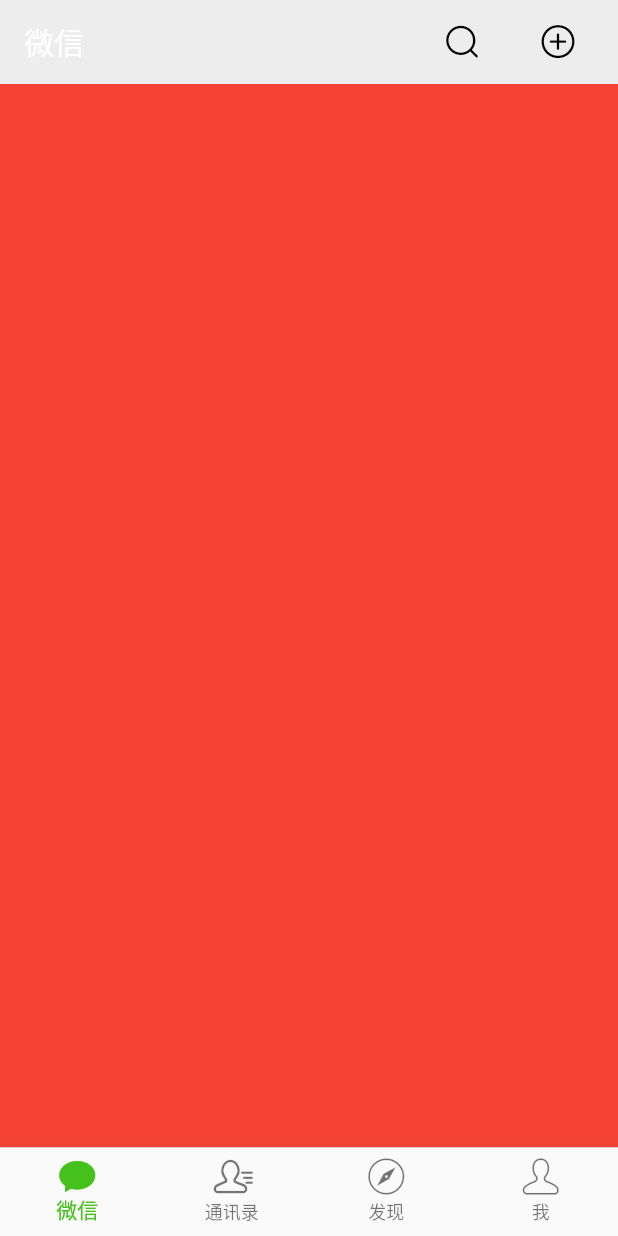
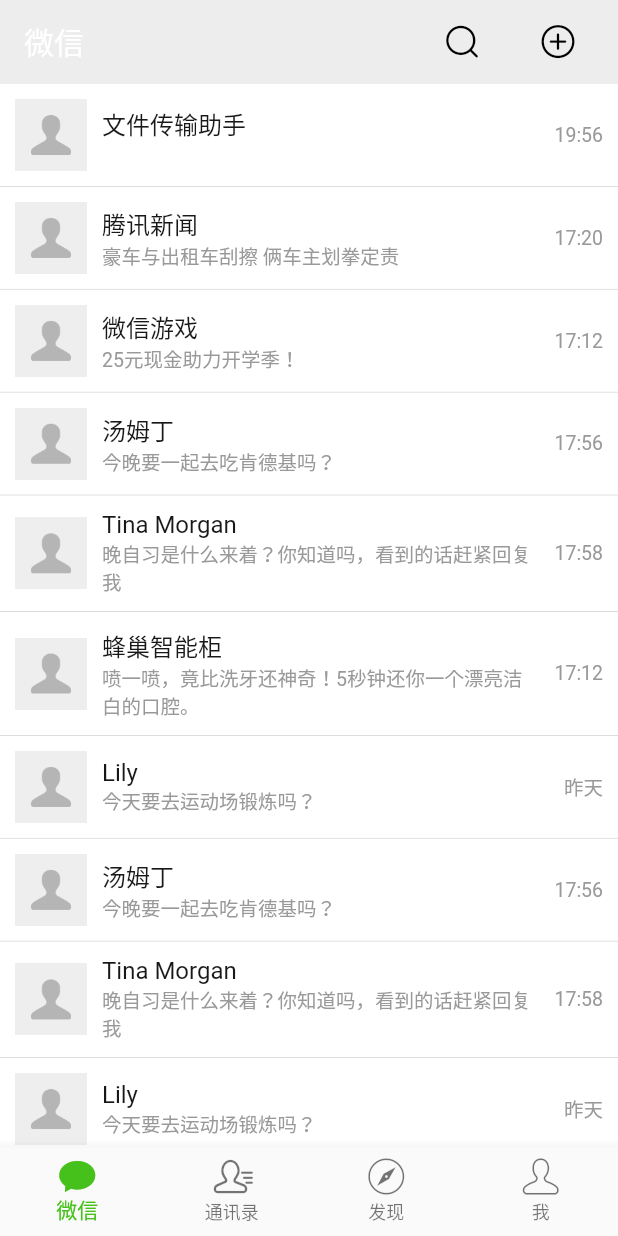
Before and after one commit to gang89liu/wechat, a Flutter app: the screen it shows after launch, on a phone screen of 412 x 824 dp. Run offline on Flutter 3.47's test engine with Material 2 defaults, Android fonts, the phone set to English and light mode, and no system bars.

Commit message:
列表完成部分

```diff
--- a/lib/constants.dart
+++ b/lib/constants.dart
@@ -12,6 +12,7 @@ class AppColors {
   static const AppBarPopupMenuColor = 0xffffffff;
   static const TitleColor = 0xff181818;
   static const ConversationItemBg = 0xffffffff;
+  static const ConversationTitleColor = 0xff000000;
   static const DesTextColor = 0xff999999;
   static const DividerColor = 0xffd5d5d5;
   static const NotifyDotBg = 0xfff85351;
--- /dev/null
+++ b/lib/home/conversation_page.dart
@@ -0,0 +1,66 @@
+import 'package:flutter/material.dart';
+
+import '../constants.dart' show AppColors, AppStyles, Constants;
+import '../model/conversation.dart';
+
+class _ConversationItem extends StatelessWidget {
+  const _ConversationItem(this.conversation, {Key key}) :
+    assert(conversation != null),
+    super(key: key);
+  final Conversation conversation;
+  @override
+  Widget build(BuildContext context) {
+    return Container(
+      padding: const EdgeInsets.all(10.0),
+      decoration: BoxDecoration(
+        color: Color(AppColors.ConversationItemBg),
+        border: Border(
+          bottom: BorderSide(color: Color(AppColors.DividerColor)
+          , width: Constants.DividerWidth)
+        ),
+      ),
+      child: Row(
+        crossAxisAlignment: CrossAxisAlignment.center,
+        children: <Widget>[
+          Image.asset('assets/images/default_nor_avatar.png',
+            width: Constants.ConversationAvatarSize,
+            height: Constants.ConversationAvatarSize,),
+          Container(width: 10.0,),
+          Expanded(
+            child: Column(
+              crossAxisAlignment: CrossAxisAlignment.start,
+              children: <Widget>[
+                Text(conversation.title, style: AppStyles.TitleStyle,),
+                Text(conversation.des, style: AppStyles.DesStyle,)
+              ],
+            ),
+          ),
+          Container(width: 10.0,),
+          Column(
+            children: <Widget>[
+              Text(conversation.updateAt, style: AppStyles.DesStyle,)
+            ],
+          )
+        ],
+      ),
+    );
+  }
+}
+
+class ConversationPage extends StatefulWidget {
+  ConversationPage({Key key}) : super(key: key);
+
+  @override
+  _ConversationPageState createState() => _ConversationPageState();
+}
+
+class _ConversationPageState extends State<ConversationPage> {
+  @override
+  Widget build(BuildContext context) {
+    return ListView.builder(itemBuilder: (BuildContext context, int index) {
+      return _ConversationItem(mockConversations[index]);
+    },
+    itemCount: mockConversations.length,
+    );
+  }
+}
--- a/lib/home/home_screen.dart
+++ b/lib/home/home_screen.dart
@@ -3,6 +3,8 @@ import 'package:flutter/material.dart';
 import '../constants.dart' show Constants, AppColors, AppStyles;
 
 import '../i18n/strings.dart' show Strings;
+
+import './conversation_page.dart';
 
 enum ActionItems { GROUP_CHAT, ADD_FRIEND, QR_SCAN, PAYMENT, HELP }
 
@@ -80,7 +82,7 @@ class _HomeScreenState extends State<HomeScreen> {
 
     _pageController = PageController(initialPage: _currentIndex);
     _pages = [
-      Container(color: Colors.red),
+      ConversationPage(),
       Container(color: Colors.green),
       Container(color: Colors.blue),
       Container(color: Colors.brown),
--- /dev/null
+++ b/lib/model/conversation.dart
@@ -0,0 +1,132 @@
+import 'package:flutter/material.dart';
+
+import '../constants.dart' show AppColors;
+
+
+class Conversation {
+  const Conversation({
+    @required this.avatar,
+    @required this.title,
+    this.titleColor : AppColors.ConversationTitleColor,
+    this.des,
+    @required this.updateAt,
+    this.isMute,
+    this.unreadMsgCount: 0,
+    this.displayDot: false
+  }
+  ): assert(avatar != null),
+     assert(title != null),
+     assert(updateAt != null)
+     ;
+
+  final String avatar;
+  final String title;
+  final String des;
+  final String updateAt;
+  final bool isMute;
+  final int titleColor;
+  final int unreadMsgCount;
+  final bool displayDot;
+}
+
+const List<Conversation> mockConversations = [
+  const Conversation(
+        avatar: 'assets/images/ic_file_transfer.png',
+        title: '文件传输助手',
+        des: '',
+        updateAt: '19:56',
+        unreadMsgCount: 2,
+        displayDot: true),
+    const Conversation(
+      avatar: 'assets/images/ic_tx_news.png',
+      title: '腾讯新闻',
+      des: '豪车与出租车刮擦 俩车主划拳定责',
+      updateAt: '17:20',
+    ),
+    const Conversation(
+      avatar: 'assets/images/ic_wx_games.png',
+      title: '微信游戏',
+      titleColor: 0xff586b95,
+      des: '25元现金助力开学季！',
+      updateAt: '17:12',
+    ),
+    const Conversation(
+      avatar: 'https://randomuser.me/api/portraits/men/10.jpg',
+      title: '汤姆丁',
+      des: '今晚要一起去吃肯德基吗？',
+      updateAt: '17:56',
+      isMute: true,
+      unreadMsgCount: 0,
+    ),
+    const Conversation(
+      avatar: 'https://randomuser.me/api/portraits/women/10.jpg',
+      title: 'Tina Morgan',
+      des: '晚自习是什么来着？你知道吗，看到的话赶紧回复我',
+      updateAt: '17:58',
+      isMute: false,
+      unreadMsgCount: 3,
+    ),
+    const Conversation(
+      avatar: 'assets/images/ic_fengchao.png',
+      title: '蜂巢智能柜',
+      titleColor: 0xff586b95,
+      des: '喷一喷，竟比洗牙还神奇！5秒钟还你一个漂亮洁白的口腔。',
+      updateAt: '17:12',
+    ),
+    const Conversation(
+      avatar: 'https://randomuser.me/api/portraits/women/57.jpg',
+      title: 'Lily',
+      des: '今天要去运动场锻炼吗？',
+      updateAt: '昨天',
+      isMute: false,
+      unreadMsgCount: 99,
+    ),
+    const Conversation(
+      avatar: 'https://randomuser.me/api/portraits/men/10.jpg',
+      title: '汤姆丁',
+      des: '今晚要一起去吃肯德基吗？',
+      updateAt: '17:56',
+      isMute: true,
+      unreadMsgCount: 0,
+    ),
+    const Conversation(
+      avatar: 'https://randomuser.me/api/portraits/women/10.jpg',
+      title: 'Tina Morgan',
+      des: '晚自习是什么来着？你知道吗，看到的话赶紧回复我',
+      updateAt: '17:58',
+      isMute: false,
+      unreadMsgCount: 3,
+    ),
+    const Conversation(
+      avatar: 'https://randomuser.me/api/portraits/women/57.jpg',
+      title: 'Lily',
+      des: '今天要去运动场锻炼吗？',
+      updateAt: '昨天',
+      isMute: false,
+      unreadMsgCount: 0,
+    ),
+    const Conversation(
+      avatar: 'https://randomuser.me/api/portraits/men/10.jpg',
+      title: '汤姆丁',
+      des: '今晚要一起去吃肯德基吗？',
+      updateAt: '17:56',
+      isMute: true,
+      unreadMsgCount: 0,
+    ),
+    const Conversation(
+      avatar: 'https://randomuser.me/api/portraits/women/10.jpg',
+      title: 'Tina Morgan',
+      des: '晚自习是什么来着？你知道吗，看到的话赶紧回复我',
+      updateAt: '17:58',
+      isMute: false,
+      unreadMsgCount: 1,
+    ),
+    const Conversation(
+      avatar: 'https://randomuser.me/api/portraits/women/57.jpg',
+      title: 'Lily',
+      des: '今天要去运动场锻炼吗？',
+      updateAt: '昨天',
+      isMute: false,
+      unreadMsgCount: 0,
+    ),
+];
```
